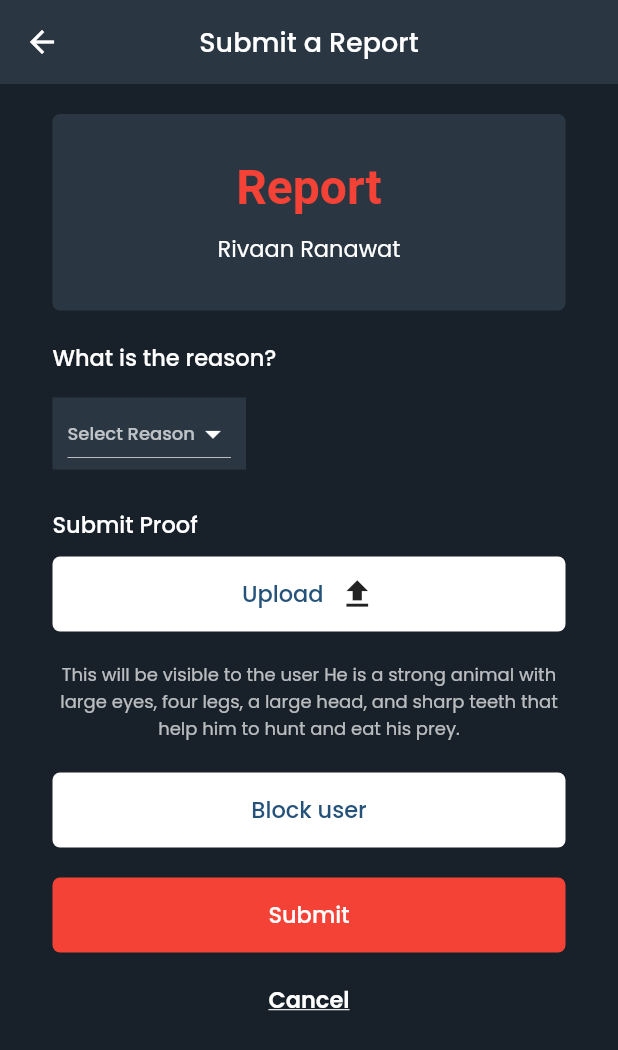
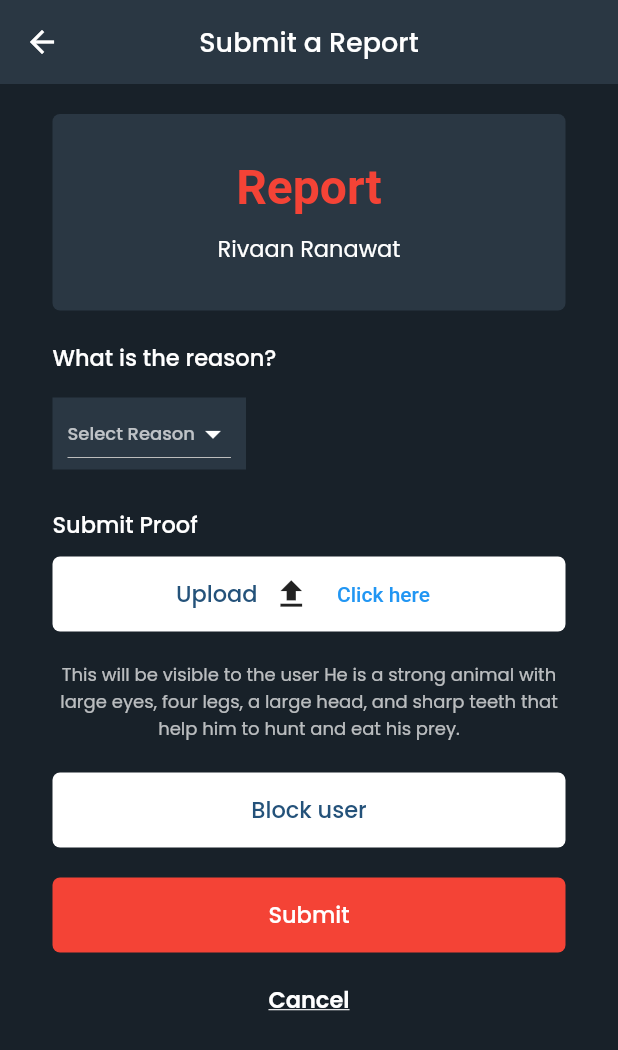
Before and after one commit to chamidu48/SafeHere, a Flutter app: the ReportScreen screen opened by its route, on a phone screen of 412 x 824 dp. Shown: the top 1050 px of the screen. Run offline on Flutter 3.47's test engine with Material 2 defaults, Android fonts, the phone set to English and light mode, and no system bars; our stand-ins replace cloud_firestore, country_picker, firebase_auth, firebase_core, flutter_riverpod, flutter_svg and 5 more; missing offline and left inert: dart:ffi; accounts and stored records are empty.

Commit message:
file picker added report screen

```diff
--- a/lib/screens/report_screen.dart
+++ b/lib/screens/report_screen.dart
@@ -1,4 +1,8 @@
+import 'dart:io';
+
 import 'package:flutter/material.dart';
+import 'package:flutter/services.dart';
+import 'package:image_picker/image_picker.dart';
 import 'package:safehere/colors.dart';
 import 'package:safehere/global_styles.dart';
 import 'package:safehere/info.dart';
@@ -11,6 +15,20 @@ class ReportScreen extends StatefulWidget {
 }
 
 class _ReportScreenState extends State<ReportScreen> {
+  File? image;
+
+  Future pickImage() async{
+   try{
+    final image = await ImagePicker().pickImage(source: ImageSource.gallery);
+    if (image == null) return;
+
+    final imageTemporary = File(image.path);
+    setState(() => this.image = imageTemporary);
+  } on PlatformException catch (e) {
+    print('Failed to get image: $e');
+  }
+  }
+
   String dropdownValue = 'Select Reason';
 
   Widget build(BuildContext context){
@@ -105,7 +123,7 @@ class _ReportScreenState extends State<ReportScreen> {
                   height: 10,
                 ),
                 InkWell(
-                  onTap: (){
+                  onTap: () {
                     print('upload');
                   },
                   child: Container(
@@ -113,28 +131,26 @@ class _ReportScreenState extends State<ReportScreen> {
                     height: 50,
                     decoration: BoxDecoration(
                       color: Colors.white,
-                      borderRadius: BorderRadius.circular(5)
+                      borderRadius: BorderRadius.circular(5),
                     ),
                     child: Center(
                       child: Row(
                         mainAxisAlignment: MainAxisAlignment.center,
                         children: <Widget>[
-                          Text(
-                            'Upload',
-                            style: buttonwhite
+                          Text('Upload', style: buttonwhite),
+                          SizedBox(width: 10),
+                          Icon(Icons.file_upload, size: 25),
+                          SizedBox(width: 10),
+                          TextButton(
+                            onPressed: () => pickImage(),
+                            child: Text('Click here', style: TextStyle(color: Colors.blue)),
                           ),
-                          SizedBox(
-                            width: 10,
-                          ),
-                          Icon(
-                            Icons.file_upload,
-                            size: 25,
-                          )
                         ],
                       ),
                     ),
                   ),
                 ),
+
                 SizedBox(
                   height: 20,
                 ),
```
